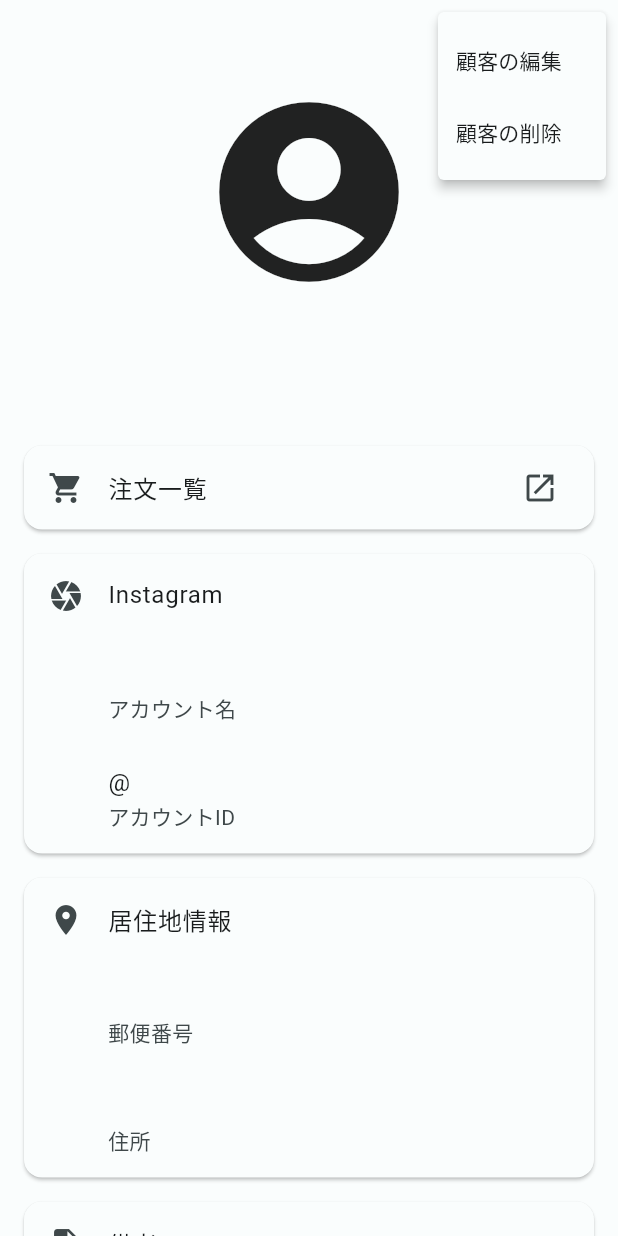
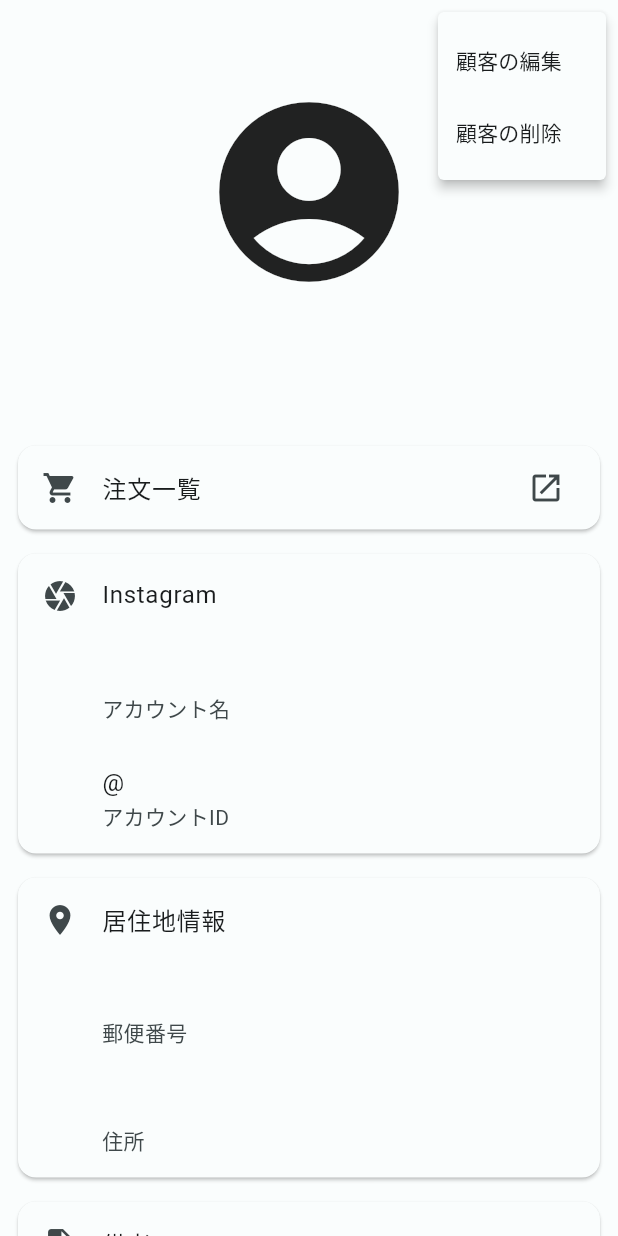
Before and after one commit to marokoro7636/CustomerManagement, a Flutter app: the CustomerInfoScreen screen opened directly with empty values, after a tap on the "more vert" icon, on a phone screen of 412 x 824 dp. Run offline on Flutter 3.47's test engine with Material 2 defaults, Android fonts, the phone set to English and light mode, and no system bars; our stand-ins replace freezed_annotation, go_router, google_fonts, google_sign_in, hooks_riverpod, month_picker_dialog and 2 more; missing offline and left inert: extension_google_sign_in_as_googleapis_auth, googleapis; accounts and stored records are empty.

Commit message:
Changed padding at customer_info_screen and customer_list_screen

```diff
--- a/lib/ui/customer_info/customer_info_screen.dart
+++ b/lib/ui/customer_info/customer_info_screen.dart
@@ -20,7 +20,7 @@ class CustomerInfoScreen extends HookConsumerWidget {
       body: SafeArea(
         child: SingleChildScrollView(
           child: Container(
-            padding: const EdgeInsets.symmetric(horizontal: 12),
+            padding: const EdgeInsets.symmetric(horizontal: 8),
             alignment: Alignment.topCenter,
             child: Column(
               children: [
@@ -127,7 +127,7 @@ class CustomerInfoScreen extends HookConsumerWidget {
 }
 
 class _AppPopupMenu extends HookConsumerWidget {
-  _AppPopupMenu({Key? key}) : super(key: key);
+  const _AppPopupMenu({Key? key}) : super(key: key);
 
   @override
   Widget build(BuildContext context, WidgetRef ref) {
--- a/lib/ui/customer_list/customer_list_screen.dart
+++ b/lib/ui/customer_list/customer_list_screen.dart
@@ -18,13 +18,13 @@ class CustomerListScreen extends HookConsumerWidget {
         onTap: () => FocusManager.instance.primaryFocus?.unfocus(),
         behavior: HitTestBehavior.opaque,
         child: Padding(
-          padding: const EdgeInsets.all(16.0),
+          padding: const EdgeInsets.symmetric(horizontal: 8.0),
           child: Column(
             children: [
               _SearchBar(openDrawer: Scaffold.of(context).openDrawer),
               Container(
                 alignment: Alignment.centerLeft,
-                height: 96,
+                height: 72,
                 child: Wrap(
                   spacing: 10,
                   crossAxisAlignment: WrapCrossAlignment.center,
@@ -93,7 +93,9 @@ class _CustomerList extends HookConsumerWidget {
       itemCount: state.customers.length,
       itemBuilder: (BuildContext context, int index) {
         var customer = state.customers[index];
-        return Card(
+        return Padding(
+          padding: const EdgeInsets.symmetric(vertical: 3.0),
+          child: Card(
             color: customer.isSend ? colorScheme.surface : colorScheme.error,
             clipBehavior: Clip.hardEdge,
             child: ListTile(
@@ -103,6 +105,7 @@ class _CustomerList extends HookConsumerWidget {
               textColor:
                   customer.isSend ? colorScheme.onSurface : colorScheme.onError,
               onTap: () => viewModel.navigateCustomerInfoScreen(context, index),
+            ),
           ),
         );
       },
```
Lines whose indentation alone changed are shown as unchanged.
